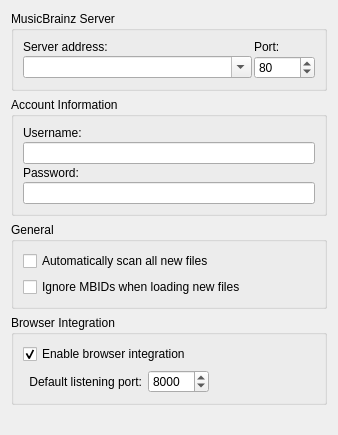
Old version of the form ui/options_general.ui in the repository metabrainz/picard.
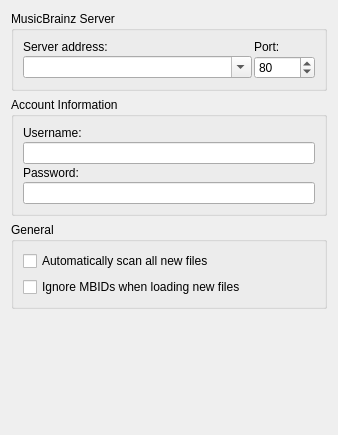
New version of the form.

Commit message: Move Browser Integration options to Advanced > Network option page

Diff of the .ui file:
```diff
--- a/ui/options_general.ui
+++ b/ui/options_general.ui
@@ -128,78 +128,6 @@
      </layout>
     </widget>
    </item>
-   <item>
-    <widget class="QGroupBox" name="groupBox_3">
-     <property name="title">
-      <string>Browser Integration</string>
-     </property>
-     <layout class="QVBoxLayout" name="verticalLayout_2">
-      <item>
-       <widget class="QCheckBox" name="browser_integration">
-        <property name="text">
-         <string>Enable browser integration</string>
-        </property>
-        <property name="checked">
-         <bool>true</bool>
-        </property>
-       </widget>
-      </item>
-      <item>
-       <widget class="QWidget" name="widget" native="true">
-        <property name="sizePolicy">
-         <sizepolicy hsizetype="Maximum" vsizetype="Preferred">
-          <horstretch>0</horstretch>
-          <verstretch>0</verstretch>
-         </sizepolicy>
-        </property>
-        <layout class="QHBoxLayout" name="horizontalLayout">
-         <property name="leftMargin">
-          <number>6</number>
-         </property>
-         <property name="topMargin">
-          <number>0</number>
-         </property>
-         <property name="rightMargin">
-          <number>0</number>
-         </property>
-         <property name="bottomMargin">
-          <number>0</number>
-         </property>
-         <item>
-          <widget class="QLabel" name="label_2">
-           <property name="sizePolicy">
-            <sizepolicy hsizetype="Expanding" vsizetype="Preferred">
-             <horstretch>0</horstretch>
-             <verstretch>0</verstretch>
-            </sizepolicy>
-           </property>
-           <property name="text">
-            <string>Default listening port:</string>
-           </property>
-           <property name="alignment">
-            <set>Qt::AlignRight|Qt::AlignTrailing|Qt::AlignVCenter</set>
-           </property>
-          </widget>
-         </item>
-         <item>
-          <widget class="QSpinBox" name="browser_integration_port">
-           <property name="minimum">
-            <number>1</number>
-           </property>
-           <property name="maximum">
-            <number>65535</number>
-           </property>
-           <property name="value">
-            <number>8000</number>
-           </property>
-          </widget>
-         </item>
-        </layout>
-       </widget>
-      </item>
-     </layout>
-    </widget>
-   </item>
    <item>
     <spacer>
      <property name="orientation">
```
The commit also changes 5 other files.
